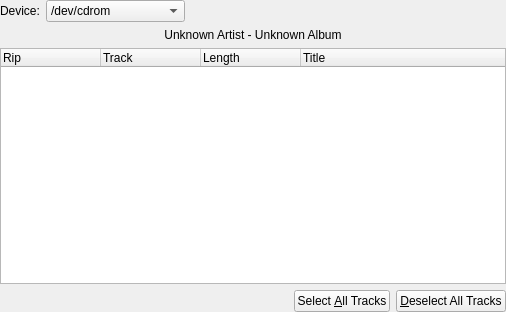
KDE/kaudiocreator, file tracks.ui: the form before one commit.
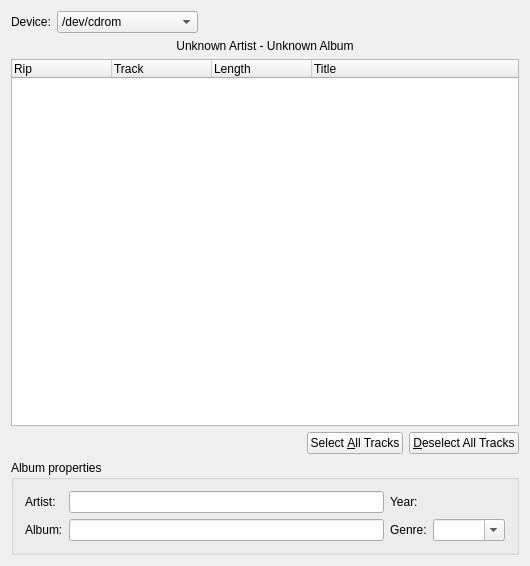
The form after the commit. Custom widgets are drawn as their Qt base class.

Commit message: Add direct access to the most common album properties.

```diff
--- a/tracks.ui
+++ b/tracks.ui
@@ -5,26 +5,14 @@
    <rect>
     <x>0</x>
     <y>0</y>
-    <width>506</width>
-    <height>312</height>
+    <width>530</width>
+    <height>566</height>
    </rect>
   </property>
   <property name="windowTitle" >
    <string>Tracks</string>
   </property>
-  <layout class="QVBoxLayout" >
-   <property name="leftMargin" >
-    <number>0</number>
-   </property>
-   <property name="topMargin" >
-    <number>0</number>
-   </property>
-   <property name="rightMargin" >
-    <number>0</number>
-   </property>
-   <property name="bottomMargin" >
-    <number>0</number>
-   </property>
+  <layout class="QVBoxLayout" name="verticalLayout" >
    <item>
     <layout class="QHBoxLayout" >
      <item>
@@ -80,7 +68,7 @@
     </layout>
    </item>
    <item>
-    <widget class="QLabel" name="albumName" >
+    <widget class="QLabel" name="albumInfoLabel" >
      <property name="frameShape" >
       <enum>QFrame::NoFrame</enum>
      </property>
@@ -171,6 +159,59 @@
      </item>
     </layout>
    </item>
+   <item>
+    <widget class="QGroupBox" name="groupBox" >
+     <property name="title" >
+      <string>Album properties</string>
+     </property>
+     <layout class="QGridLayout" name="gridLayout" >
+      <item row="0" column="0" >
+       <widget class="QLabel" name="label" >
+        <property name="text" >
+         <string>Artist:</string>
+        </property>
+       </widget>
+      </item>
+      <item row="0" column="1" >
+       <widget class="QLineEdit" name="artistEdit" />
+      </item>
+      <item row="0" column="2" >
+       <widget class="QLabel" name="label_3" >
+        <property name="text" >
+         <string>Year:</string>
+        </property>
+       </widget>
+      </item>
+      <item row="0" column="3" >
+       <widget class="KIntNumInput" name="yearInput" />
+      </item>
+      <item row="1" column="0" >
+       <widget class="QLabel" name="label_2" >
+        <property name="text" >
+         <string>Album:</string>
+        </property>
+       </widget>
+      </item>
+      <item row="1" column="1" >
+       <widget class="QLineEdit" name="albumEdit" />
+      </item>
+      <item row="1" column="2" >
+       <widget class="QLabel" name="label_4" >
+        <property name="text" >
+         <string>Genre:</string>
+        </property>
+       </widget>
+      </item>
+      <item row="1" column="3" >
+       <widget class="KComboBox" name="genreBox" >
+        <property name="editable" >
+         <bool>true</bool>
+        </property>
+       </widget>
+      </item>
+     </layout>
+    </widget>
+   </item>
   </layout>
  </widget>
  <layoutdefault spacing="6" margin="11" />
@@ -181,6 +222,11 @@
    <extends>QComboBox</extends>
    <header>kcombobox.h</header>
   </customwidget>
+  <customwidget>
+   <class>KIntNumInput</class>
+   <extends>QWidget</extends>
+   <header>knuminput.h</header>
+  </customwidget>
  </customwidgets>
  <tabstops>
   <tabstop>deviceCombo</tabstop>
```
Left out of the diff: 4 changed lines with no effect on the pictures. The commit also changes 4 other files.
